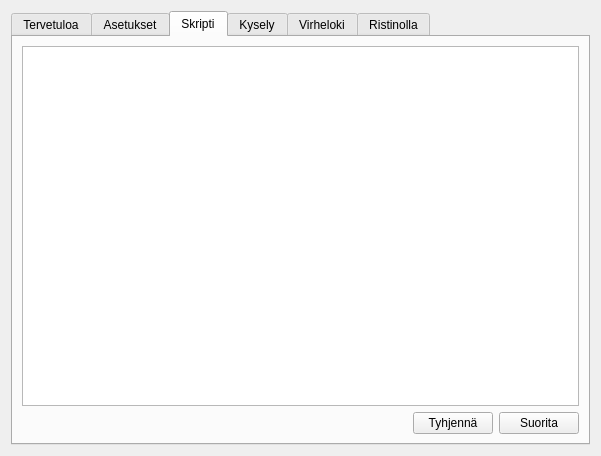
First picture: the form in kitupiikki/tools/devtool.ui, repository artoh/kitupiikki, before the edit.
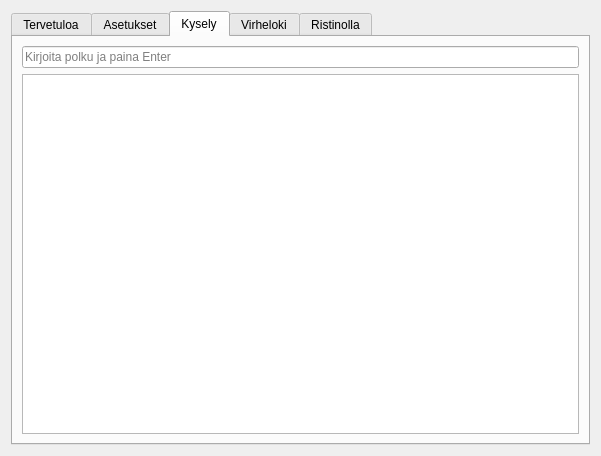
Second picture: the form after the edit. The open tabs and pages were chosen to show the change. Icons and pictures are not drawn.

```diff
--- a/kitupiikki/tools/devtool.ui
+++ b/kitupiikki/tools/devtool.ui
@@ -179,62 +179,6 @@
        </item>
       </layout>
      </widget>
-     <widget class="QWidget" name="skriptiTab">
-      <attribute name="icon">
-       <iconset resource="../pic/pic.qrc">
-        <normaloff>:/pic/ratas.png</normaloff>:/pic/ratas.png</iconset>
-      </attribute>
-      <attribute name="title">
-       <string>Skripti</string>
-      </attribute>
-      <layout class="QVBoxLayout" name="verticalLayout_4">
-       <item>
-        <widget class="QPlainTextEdit" name="skriptiEdit"/>
-       </item>
-       <item>
-        <layout class="QHBoxLayout" name="horizontalLayout_4">
-         <item>
-          <spacer name="horizontalSpacer_2">
-           <property name="orientation">
-            <enum>Qt::Horizontal</enum>
-           </property>
-           <property name="sizeHint" stdset="0">
-            <size>
-             <width>40</width>
-             <height>20</height>
-            </size>
-           </property>
-          </spacer>
-         </item>
-         <item>
-          <widget class="QPushButton" name="tyhjennaNappi">
-           <property name="text">
-            <string>Tyhjennä</string>
-           </property>
-           <property name="icon">
-            <iconset resource="../pic/pic.qrc">
-             <normaloff>:/pic/sulje.png</normaloff>:/pic/sulje.png</iconset>
-           </property>
-          </widget>
-         </item>
-         <item>
-          <widget class="QPushButton" name="suoritaNappi">
-           <property name="text">
-            <string>Suorita</string>
-           </property>
-           <property name="icon">
-            <iconset resource="../pic/pic.qrc">
-             <normaloff>:/pic/ratas.png</normaloff>:/pic/ratas.png</iconset>
-           </property>
-           <property name="shortcut">
-            <string>F5</string>
-           </property>
-          </widget>
-         </item>
-        </layout>
-       </item>
-      </layout>
-     </widget>
      <widget class="QWidget" name="kyselyTab">
       <attribute name="icon">
        <iconset resource="../pic/pic.qrc">
```
Left out of the diff: 18 changed lines with no effect on the pictures.
